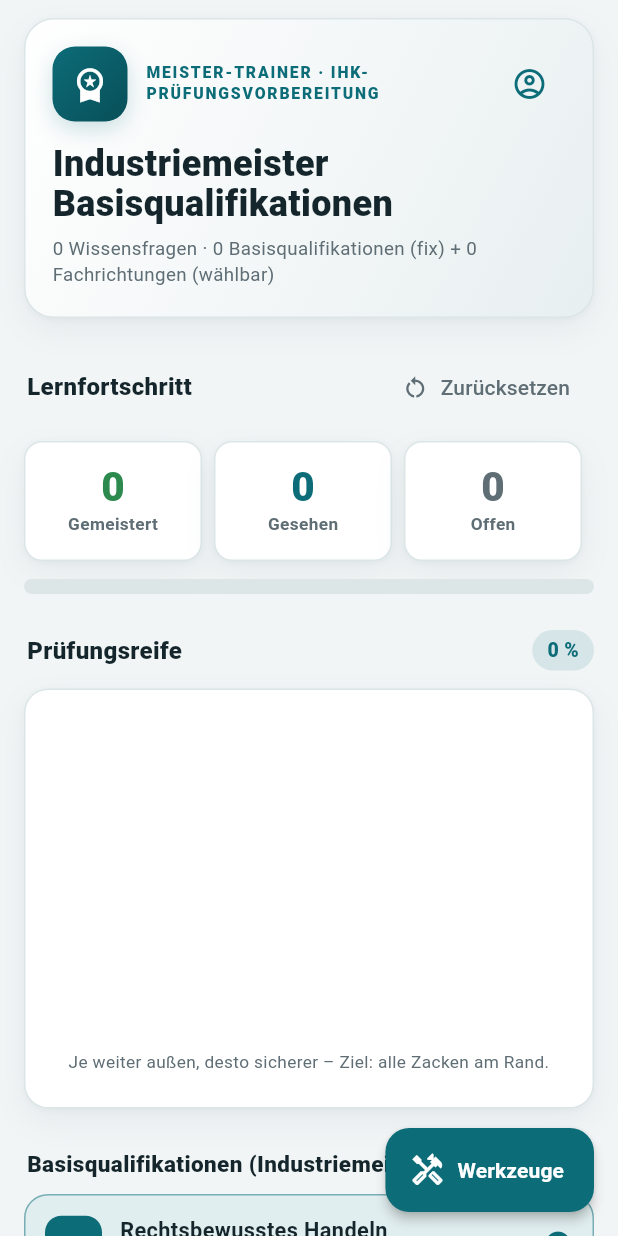
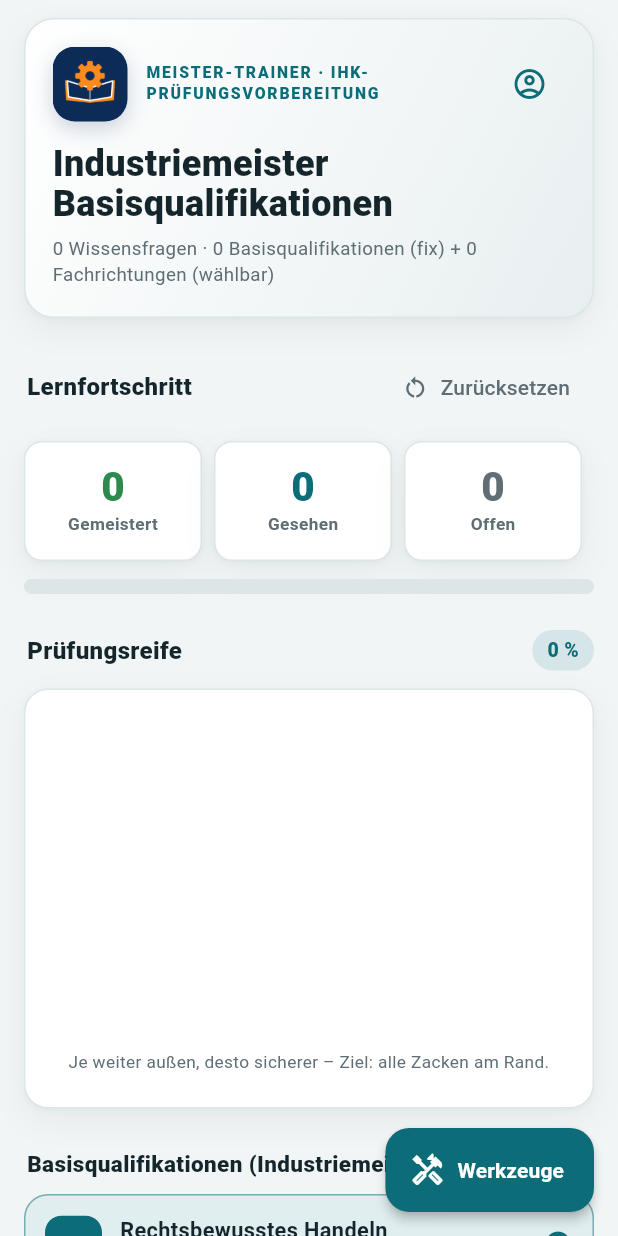
Before and after one commit to schaardi/KVM-Lernapp, a Flutter app: the HomeScreen screen opened directly, on a phone screen of 412 x 824 dp. Run offline on Flutter 3.47's test engine with Material 3 defaults, Android fonts, the phone set to English and light mode, and no system bars; our stand-ins replace flutter_tts, google_sign_in, shared_preferences, speech_to_text, supabase_flutter; accounts and stored records are empty.

Commit message:
App-Icon: Industriemeister-Logo (Buch + Zahnrad) übernommen
Logo aus dem Claude-Design-Projekt (Variante 1c „Kontur-Emblem") als
App-Icon umgesetzt:

- Adaptives Android-Icon (API 26+): Vordergrund (Buch + Zahnrad) als
  mipmap-Foreground je Dichte, Hintergrund #0D2B57 als Farb-Ressource,
  mipmap-anydpi-v26/ic_launcher.xml. Marke liegt in der Safe-Zone.
- Legacy-Launcher-Icons (ic_launcher.png) für alle Dichten neu gerendert.
- Branding-Assets (assets/branding/app_logo.png u. a.); Home- und
  Login-Monogramm zeigen jetzt das echte Logo statt des Platzhalter-Icons.

Co-Authored-By: Claude Opus 4.8 <noreply@anthropic.com>
Claude-Session: https://claude.ai/code/session_01PD5ddV5C1Qcpq4Q8dgm6C4

```diff
--- a/flutter_app/lib/screens/home_screen.dart
+++ b/flutter_app/lib/screens/home_screen.dart
@@ -343,18 +343,17 @@ class _HomeScreenState extends State<HomeScreen> {
   Widget _monogram() {
     return Container(
       width: 50, height: 50,
-      alignment: Alignment.center,
       decoration: BoxDecoration(
-        gradient: const LinearGradient(
-          begin: Alignment.topLeft, end: Alignment.bottomRight,
-          colors: [kPetrol, kPetrolDeep],
-        ),
         borderRadius: BorderRadius.circular(15),
         boxShadow: const [
-          BoxShadow(color: Color(0x330C6C78), blurRadius: 12, offset: Offset(0, 5)),
+          BoxShadow(color: Color(0x330D2B57), blurRadius: 12, offset: Offset(0, 5)),
         ],
       ),
-      child: const Icon(Icons.workspace_premium, color: Colors.white, size: 26),
+      child: ClipRRect(
+        borderRadius: BorderRadius.circular(15),
+        child: Image.asset('assets/branding/app_logo.png',
+            width: 50, height: 50, fit: BoxFit.cover),
+      ),
     );
   }
 
--- a/flutter_app/pubspec.yaml
+++ b/flutter_app/pubspec.yaml
@@ -30,3 +30,4 @@ flutter:
     - assets/data/questions.json
     - assets/data/cases.json
     - assets/data/formulas.json
+    - assets/branding/app_logo.png
```
Also changed, not shown: flutter_app/lib/screens/login_screen.dart (+7 -8 lines), flutter_app/assets/branding/app_icon_1024.png (added), flutter_app/assets/branding/app_logo.png (added), flutter_app/assets/branding/playstore_512.png (added), 12 other files.
